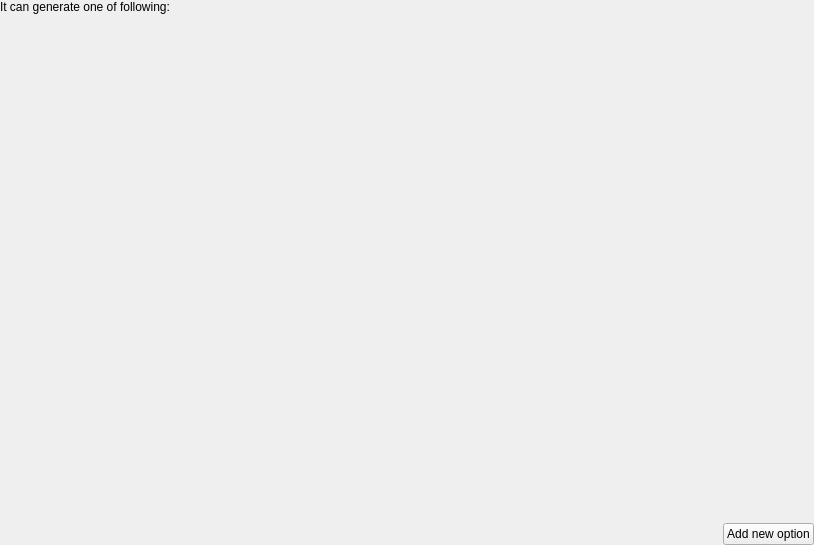
First picture: the form in src/GUI/subgenedit.ui, repository FireFragment/generator-of-generators, before the edit.
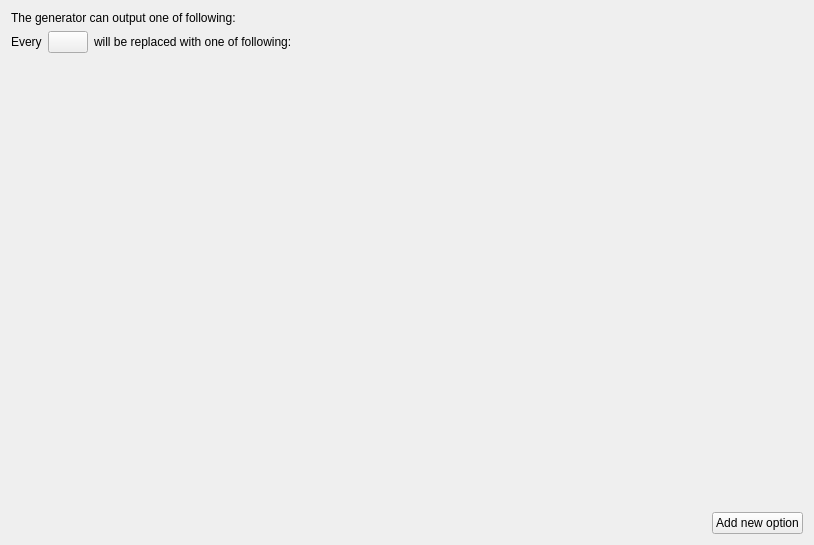
Second picture: the form after the edit.

Commit message: Better header of `subgenEdit`

```diff
--- a/src/GUI/subgenedit.ui
+++ b/src/GUI/subgenedit.ui
@@ -17,6 +17,9 @@
    </sizepolicy>
   </property>
   <layout class="QGridLayout" name="gridLayout">
+   <item row="1" column="0" colspan="2">
+    <widget class="QWidget" name="subgenHeader" native="true">
+     <layout class="QGridLayout" name="gridLayout_2">
    <property name="leftMargin">
     <number>0</number>
    </property>
@@ -29,23 +32,50 @@
    <property name="bottomMargin">
     <number>0</number>
    </property>
+      <item row="0" column="0">
+       <layout class="QHBoxLayout" name="subgenHeaderInner">
+        <item>
+         <widget class="QLabel" name="label_2">
+          <property name="sizePolicy">
+           <sizepolicy hsizetype="Maximum" vsizetype="Preferred">
+            <horstretch>0</horstretch>
+            <verstretch>0</verstretch>
+           </sizepolicy>
+          </property>
+          <property name="text">
+           <string>Every</string>
+          </property>
+         </widget>
+        </item>
+        <item>
+         <widget class="QPushButton" name="instShowcase">
+          <property name="sizePolicy">
+           <sizepolicy hsizetype="Maximum" vsizetype="Fixed">
+            <horstretch>0</horstretch>
+            <verstretch>0</verstretch>
+           </sizepolicy>
+          </property>
+          <property name="text">
+           <string/>
+          </property>
+         </widget>
+        </item>
+        <item>
+         <widget class="QLabel" name="label">
+          <property name="text">
+           <string>will be replaced with one of following:</string>
+          </property>
+         </widget>
+        </item>
+       </layout>
+      </item>
+     </layout>
+    </widget>
+   </item>
    <item row="2" column="0" colspan="2">
-    <spacer name="verticalSpacer">
-     <property name="orientation">
-      <enum>Qt::Vertical</enum>
-     </property>
-     <property name="sizeType">
-      <enum>QSizePolicy::Expanding</enum>
-     </property>
-     <property name="sizeHint" stdset="0">
-      <size>
-       <width>20</width>
-       <height>0</height>
-      </size>
-     </property>
-    </spacer>
+    <layout class="QVBoxLayout" name="options"/>
    </item>
-   <item row="3" column="1">
+   <item row="4" column="1">
     <widget class="QPushButton" name="addOptButt">
      <property name="toolTip">
       <string>Add new option, that the generator could possibly generate</string>
@@ -55,7 +85,7 @@
      </property>
     </widget>
    </item>
-   <item row="3" column="0">
+   <item row="4" column="0">
     <spacer name="horizontalSpacer">
      <property name="orientation">
       <enum>Qt::Horizontal</enum>
@@ -68,13 +98,23 @@
      </property>
     </spacer>
    </item>
-   <item row="1" column="0" colspan="2">
-    <layout class="QVBoxLayout" name="options"/>
+   <item row="3" column="0" colspan="2">
+    <spacer name="verticalSpacer">
+     <property name="orientation">
+      <enum>Qt::Vertical</enum>
+     </property>
+     <property name="sizeHint" stdset="0">
+      <size>
+       <width>20</width>
+       <height>40</height>
+      </size>
+     </property>
+    </spacer>
    </item>
    <item row="0" column="0" colspan="2">
-    <widget class="QLabel" name="label">
+    <widget class="QLabel" name="subgenNoHeader">
      <property name="text">
-      <string>It can generate one of following:</string>
+      <string>The generator can output one of following:</string>
      </property>
     </widget>
    </item>
```
Lines whose indentation alone changed are shown as unchanged. The commit also changes 3 other files.
